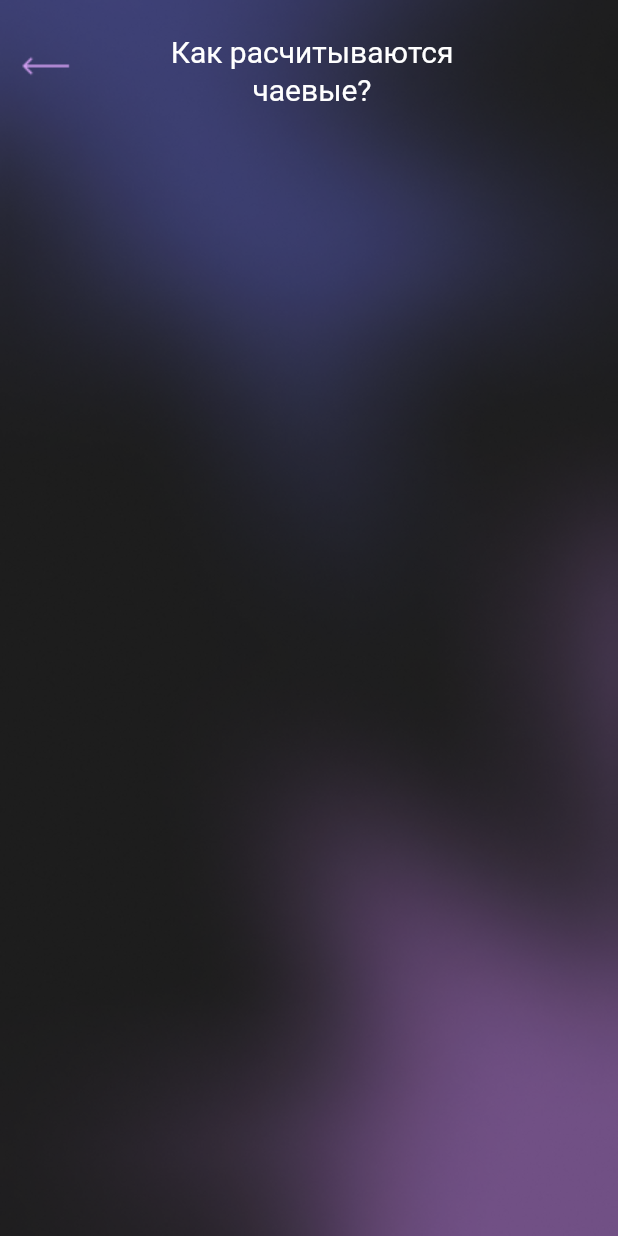
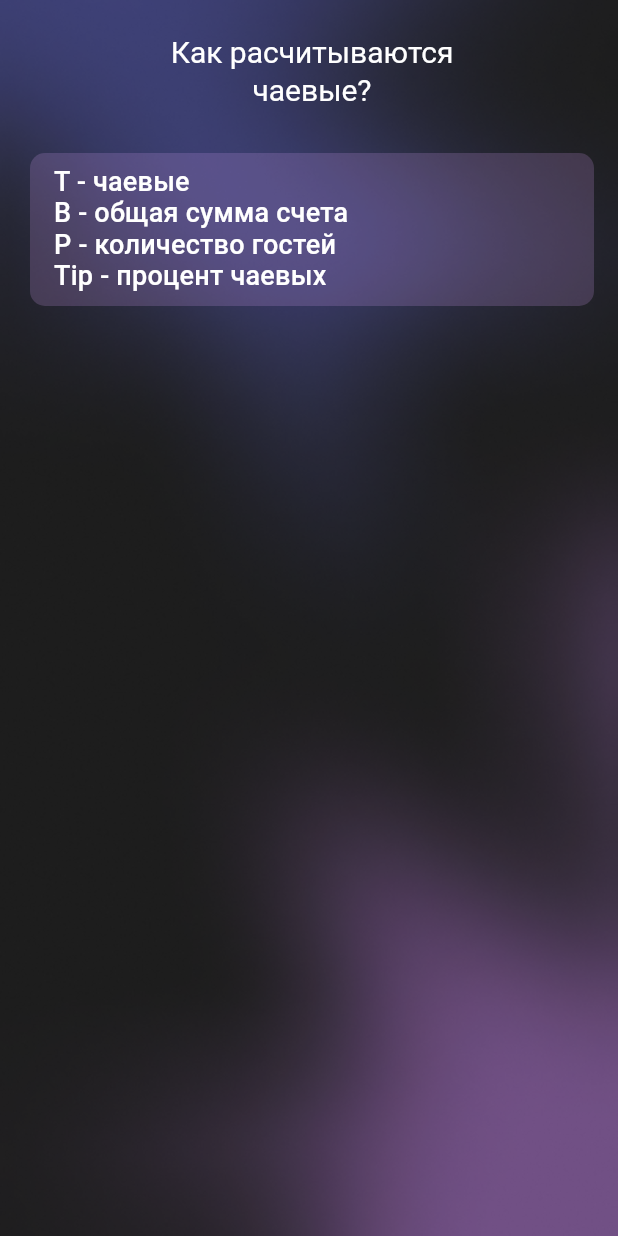
Before and after one commit to Mamoru26/Final_Kachaika, a Flutter app: the CalculatePage2 screen opened by its route, after a tap on "Как расчитываются чаевые?", on a phone screen of 412 x 824 dp. Run offline on Flutter 3.47's test engine with Material 3 defaults, Android fonts, the phone set to English and light mode, and no system bars; our stand-ins replace auto_route, hexcolor; Roboto replaces fonts that are missing (assets/fonts/SFPROregular.ttf); project files that could hold a hidden picture were left out.

Commit message:
Доработка TerminalPage

```diff
--- a/lib/core/view/calculate_view_model.dart
+++ b/lib/core/view/calculate_view_model.dart
@@ -45,12 +45,11 @@ class CalculateModel extends ChangeNotifier {
       _tips = _fullamount * _procent;
       _amountoneperson = _tips / _count;
       _amountperson = _allamount / _count;
-      _allamount = _allamount.ceilToDouble();
-      _tips = _tips.ceilToDouble();
-      _amountoneperson = _amountoneperson.ceilToDouble();
-      _amountperson = _amountperson.ceilToDouble();
-      // print(_amountperson.toStringAsFixed(0));
     }
+    _allamount = _allamount.ceilToDouble();
+    _tips = _tips.ceilToDouble();
+    _amountoneperson = _amountoneperson.ceilToDouble();
+    _amountperson = _amountperson.ceilToDouble();
     notifyListeners();
   }
 
--- a/lib/core/widgets/back_button.dart
+++ b/lib/core/widgets/back_button.dart
@@ -1,3 +1,5 @@
+import 'dart:io';
+
 import 'package:auto_route/auto_route.dart';
 import 'package:flutter/material.dart';
 
@@ -8,7 +10,9 @@ class CustomBackButton extends StatelessWidget {
   Widget build(BuildContext context) {
     return GestureDetector(
       onTap: () => context.router.canPop() ? context.router.popForced() : null,
-      child: Image.asset('assets/image/pop.png'),
+      child: Platform.isIOS
+          ? Image.asset('assets/image/pop.png')
+          : const SizedBox(),
     );
   }
 }
--- a/lib/src/terminal_page/terminal_page.dart
+++ b/lib/src/terminal_page/terminal_page.dart
@@ -1,6 +1,7 @@
 import 'package:auto_route/auto_route.dart';
 import 'package:flutter/material.dart';
 import '../../core/export.dart';
+import 'widgets/export.dart';
 
 @RoutePage()
 class TerminalPage extends StatelessWidget {
@@ -11,24 +12,28 @@ class TerminalPage extends StatelessWidget {
     return Scaffold(
         body: Backgrund(SafeArea(
       child: Padding(
-        padding: const EdgeInsets.only(top: 22,left: 4),
+        padding: const EdgeInsets.only(top: 22, left: 4),
         child: ListView(
           children: const [
             Stack(
               children: [
                 CustomBackButton(),
                 Padding(
-                  padding: EdgeInsets.symmetric(horizontal: 98),
-                  child: HeaderTextWidget(text: 'Как расчитываются чаевые?', textalign: TextAlign.center,))
+                    padding: EdgeInsets.symmetric(horizontal: 98),
+                    child: HeaderTextWidget(
+                      text: 'Как расчитываются чаевые?',
+                      textalign: TextAlign.center,
+                    ))
               ],
             ),
             Padding(
               padding: EdgeInsets.only(left: 16, top: 30, right: 16),
-              child: Column(
-            children:[
-
-            ]
-              ),
+              child: Column(children: [
+                TerminalField(
+                  fieldtext:
+                      'T - чаевые\nB - общая сумма счета\nP - количество гостей\nTip - процент чаевых',
+                ),
+              ]),
             )
           ],
         ),
--- /dev/null
+++ b/lib/src/terminal_page/widgets/export.dart
@@ -0,0 +1,2 @@
+export './header_widget.dart';
+export './terminal_field.dart';
--- /dev/null
+++ b/lib/src/terminal_page/widgets/terminal_field.dart
@@ -0,0 +1,29 @@
+// ignore_for_file: public_member_api_docs, sort_constructors_first
+import 'package:flutter/material.dart';
+
+class TerminalField extends StatelessWidget {
+  final String fieldtext;
+  const TerminalField({
+    super.key,
+    required this.fieldtext,
+  });
+
+  @override
+  Widget build(BuildContext context) {
+    return Container(
+      width: double.infinity,
+      height: 102,
+      decoration: BoxDecoration(
+          color: const Color(0xFFD39FF2).withOpacity(0.2),
+          borderRadius: BorderRadius.circular(10)),
+      child: Padding(
+        padding: const EdgeInsets.symmetric(horizontal: 16, vertical: 8),
+        child: Text(
+          fieldtext,
+          style:
+              Theme.of(context).textTheme.titleMedium?.copyWith(height: 1.15),
+        ),
+      ),
+    );
+  }
+}
```
